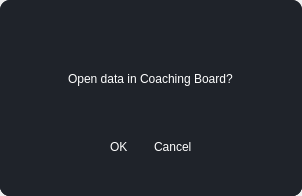
Old version of the form ui/dialogs/open_board.ui in the repository elian-olbz/mlbb-drafting-and-simulation-tools.
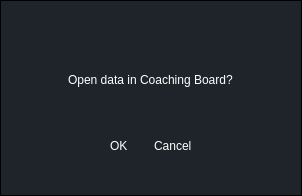
New version of the form. Icons and pictures are not drawn.

Patch:
```diff
--- a/ui/dialogs/open_board.ui
+++ b/ui/dialogs/open_board.ui
@@ -33,7 +33,8 @@
     <widget class="QFrame" name="drop_shadow">
      <property name="styleSheet">
       <string notr="true">background-color: qlineargradient(spread:pad, x1:0, y1:0, x2:1, y2:1, stop:0 rgba(35, 39, 46, 1), stop:0.521368 rgba(31, 35, 42, 1));
-border-radius: 10px;</string>
+
+</string>
      </property>
      <property name="frameShape">
       <enum>QFrame::StyledPanel</enum>
```
